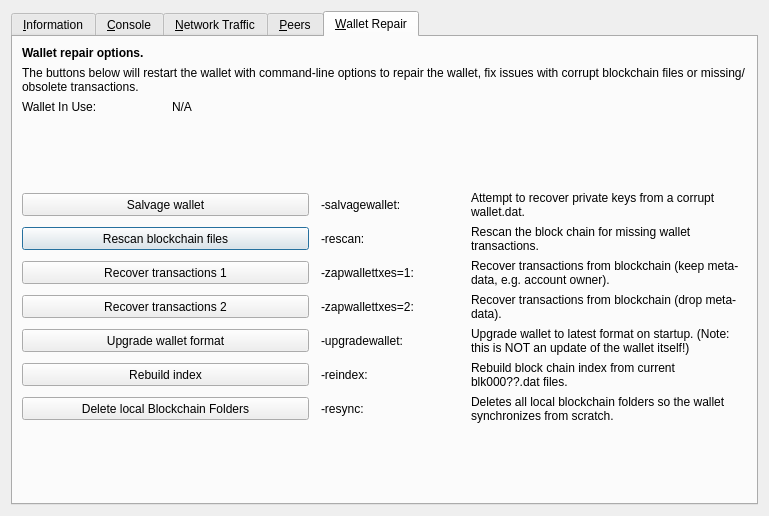
First picture: the form in src/qt/forms/rpcconsole.ui, repository lyricidal/PRCYCoin, before the edit.
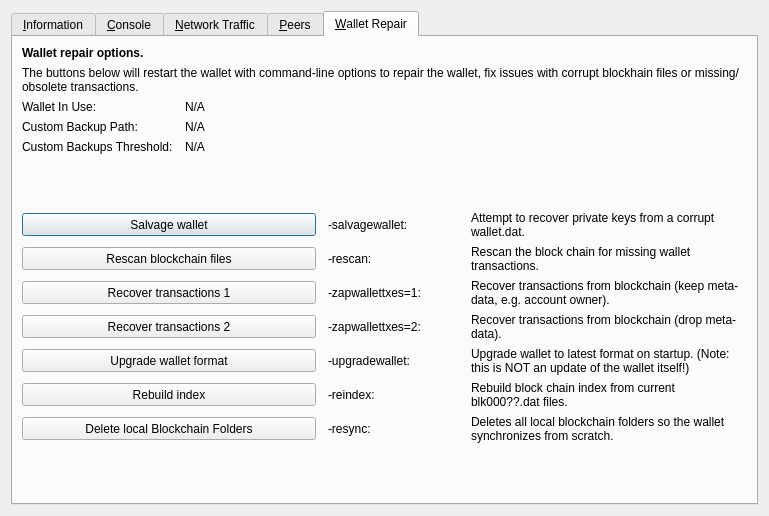
Second picture: the form after the edit. The open tabs and pages were chosen to show the change. Icons and pictures are not drawn. Custom widgets are drawn as their Qt base class.

Commit message:
Display -backuppath, -custombackupthreshold in wallet repair menu
also fix segfault when permission denied since trying to create directories before checking permissions

```diff
--- a/src/qt/forms/rpcconsole.ui
+++ b/src/qt/forms/rpcconsole.ui
@@ -1173,76 +1173,6 @@
        <property name="horizontalSpacing">
         <number>12</number>
        </property>
-       <item row="9" column="2">
-        <widget class="QLabel" name="label_repair_reindex_command">
-         <property name="text">
-          <string notr="true">-reindex:</string>
-         </property>
-        </widget>
-       </item>
-       <item row="5" column="0" colspan="2">
-        <widget class="QPushButton" name="btn_rescan">
-         <property name="minimumSize">
-          <size>
-           <width>100</width>
-           <height>23</height>
-          </size>
-         </property>
-         <property name="text">
-          <string>Rescan blockchain files</string>
-         </property>
-        </widget>
-       </item>
-       <item row="9" column="3">
-        <widget class="QLabel" name="label_repair_reindex">
-         <property name="text">
-          <string>Rebuild block chain index from current blk000??.dat files.</string>
-         </property>
-         <property name="wordWrap">
-          <bool>true</bool>
-         </property>
-        </widget>
-       </item>
-       <item row="8" column="0" colspan="2">
-        <widget class="QPushButton" name="btn_upgradewallet">
-         <property name="minimumSize">
-          <size>
-           <width>100</width>
-           <height>23</height>
-          </size>
-         </property>
-         <property name="text">
-          <string>Upgrade wallet format</string>
-         </property>
-        </widget>
-       </item>
-       <item row="8" column="2">
-        <widget class="QLabel" name="label_repair_upgrade_command">
-         <property name="text">
-          <string notr="true">-upgradewallet:</string>
-         </property>
-        </widget>
-       </item>
-       <item row="7" column="0" colspan="2">
-        <widget class="QPushButton" name="btn_zapwallettxes2">
-         <property name="minimumSize">
-          <size>
-           <width>100</width>
-           <height>23</height>
-          </size>
-         </property>
-         <property name="text">
-          <string>Recover transactions 2</string>
-         </property>
-        </widget>
-       </item>
-       <item row="6" column="2">
-        <widget class="QLabel" name="label_repair_zap1_command">
-         <property name="text">
-          <string notr="true">-zapwallettxes=1:</string>
-         </property>
-        </widget>
-       </item>
        <item row="1" column="0" colspan="4">
         <widget class="QLabel" name="label_repair_helptext">
          <property name="font">
@@ -1252,33 +1182,13 @@
           </font>
          </property>
          <property name="text">
-          <string>The buttons below will restart the wallet with command-line options to repair the wallet, fix issues with corrupt blockchain files or missing/obsolete transactions.</string>
+          <string>The buttons below will restart the wallet with command-line options to repair the wallet, fix issues with corrupt blockhain files or missing/obsolete transactions.</string>
          </property>
          <property name="wordWrap">
           <bool>true</bool>
          </property>
         </widget>
        </item>
-       <item row="4" column="0" colspan="2">
-        <widget class="QPushButton" name="btn_salvagewallet">
-         <property name="minimumSize">
-          <size>
-           <width>100</width>
-           <height>23</height>
-          </size>
-         </property>
-         <property name="text">
-          <string>Salvage wallet</string>
-         </property>
-        </widget>
-       </item>
-       <item row="7" column="2">
-        <widget class="QLabel" name="label_repair_zap2_command">
-         <property name="text">
-          <string notr="true">-zapwallettxes=2:</string>
-         </property>
-        </widget>
-       </item>
        <item row="2" column="0">
         <widget class="QLabel" name="wallet_path_label">
          <property name="text">
@@ -1286,47 +1196,66 @@
          </property>
         </widget>
        </item>
-       <item row="5" column="3">
-        <widget class="QLabel" name="label_repair_rescan">
-         <property name="text">
-          <string>Rescan the block chain for missing wallet transactions.</string>
+       <item row="2" column="1" colspan="3">
+        <widget class="QLabel" name="wallet_path">
+         <property name="cursor">
+          <cursorShape>IBeamCursor</cursorShape>
          </property>
-         <property name="wordWrap">
-          <bool>true</bool>
-         </property>
-        </widget>
-       </item>
-       <item row="4" column="3">
-        <widget class="QLabel" name="label_repair_salvage">
          <property name="text">
-          <string>Attempt to recover private keys from a corrupt wallet.dat.</string>
+          <string>N/A</string>
          </property>
-         <property name="wordWrap">
-          <bool>true</bool>
+         <property name="textFormat">
+          <enum>Qt::PlainText</enum>
          </property>
-        </widget>
-       </item>
-       <item row="7" column="3">
-        <widget class="QLabel" name="label_repair_zap2">
-         <property name="text">
-          <string>Recover transactions from blockchain (drop meta-data).</string>
+         <property name="textInteractionFlags">
+          <set>Qt::LinksAccessibleByMouse|Qt::TextSelectableByKeyboard|Qt::TextSelectableByMouse</set>
          </property>
-         <property name="wordWrap">
-          <bool>true</bool>
-         </property>
         </widget>
        </item>
-       <item row="6" column="3">
-        <widget class="QLabel" name="label_repair_zap1">
-         <property name="text">
-          <string>Recover transactions from blockchain (keep meta-data, e.g. account owner).</string>
+       <item row="3" column="0">
+        <widget class="QLabel" name="wallet_custombackuppath_label">
+         <property name="visible">
+          <bool>false</bool>
          </property>
-         <property name="wordWrap">
-          <bool>true</bool>
+         <property name="text">
+          <string>Custom Backup Path:</string>
          </property>
         </widget>
        </item>
        <item row="6" column="0" colspan="2">
+        <widget class="QPushButton" name="btn_salvagewallet">
+         <property name="minimumSize">
+          <size>
+           <width>100</width>
+           <height>23</height>
+          </size>
+         </property>
+         <property name="text">
+          <string>Salvage wallet</string>
+         </property>
+        </widget>
+       </item>
+       <item row="6" column="2">
+        <widget class="QLabel" name="label_repair_salvage_command">
+         <property name="text">
+          <string notr="true">-salvagewallet:</string>
+         </property>
+        </widget>
+       </item>
+       <item row="0" column="0" colspan="4">
+        <widget class="QLabel" name="label_repair_header">
+         <property name="font">
+          <font>
+           <weight>75</weight>
+           <bold>true</bold>
+          </font>
+         </property>
+         <property name="text">
+          <string>Wallet repair options.</string>
+         </property>
+        </widget>
+       </item>
+       <item row="8" column="0" colspan="2">
         <widget class="QPushButton" name="btn_zapwallettxes1">
          <property name="minimumSize">
           <size>
@@ -1339,50 +1268,133 @@
          </property>
         </widget>
        </item>
+       <item row="8" column="2">
+        <widget class="QLabel" name="label_repair_zap1_command">
+         <property name="text">
+          <string notr="true">-zapwallettxes=1:</string>
+         </property>
+        </widget>
+       </item>
+       <item row="8" column="3">
+        <widget class="QLabel" name="label_repair_zap1">
+         <property name="text">
+          <string>Recover transactions from blockchain (keep meta-data, e.g. account owner).</string>
+         </property>
+         <property name="wordWrap">
+          <bool>true</bool>
+         </property>
+        </widget>
+       </item>
+       <item row="10" column="0" colspan="2">
+        <widget class="QPushButton" name="btn_upgradewallet">
+         <property name="minimumSize">
+          <size>
+           <width>100</width>
+           <height>23</height>
+          </size>
+         </property>
+         <property name="text">
+          <string>Upgrade wallet format</string>
+         </property>
+        </widget>
+       </item>
        <item row="10" column="2">
+        <widget class="QLabel" name="label_repair_upgrade_command">
+         <property name="text">
+          <string notr="true">-upgradewallet:</string>
+         </property>
+        </widget>
+       </item>
+       <item row="10" column="3">
+        <widget class="QLabel" name="label_repair_upgrade">
+         <property name="text">
+          <string>Upgrade wallet to latest format on startup. (Note: this is NOT an update of the wallet itself!)</string>
+         </property>
+         <property name="wordWrap">
+          <bool>true</bool>
+         </property>
+        </widget>
+       </item>
+       <item row="11" column="0" colspan="2">
+        <widget class="QPushButton" name="btn_reindex">
+         <property name="minimumSize">
+          <size>
+           <width>100</width>
+           <height>23</height>
+          </size>
+         </property>
+         <property name="text">
+          <string>Rebuild index</string>
+         </property>
+        </widget>
+       </item>
+       <item row="3" column="1" colspan="3">
+        <widget class="QLabel" name="wallet_custombackuppath">
+         <property name="cursor">
+          <cursorShape>IBeamCursor</cursorShape>
+         </property>
+         <property name="visible">
+          <bool>false</bool>
+         </property>
+         <property name="text">
+          <string>N/A</string>
+         </property>
+         <property name="textFormat">
+          <enum>Qt::PlainText</enum>
+         </property>
+         <property name="textInteractionFlags">
+          <set>Qt::LinksAccessibleByMouse|Qt::TextSelectableByKeyboard|Qt::TextSelectableByMouse</set>
+         </property>
+        </widget>
+       </item>
+       <item row="9" column="0" colspan="2">
+        <widget class="QPushButton" name="btn_zapwallettxes2">
+         <property name="minimumSize">
+          <size>
+           <width>100</width>
+           <height>23</height>
+          </size>
+         </property>
+         <property name="text">
+          <string>Recover transactions 2</string>
+         </property>
+        </widget>
+       </item>
+       <item row="9" column="2">
+        <widget class="QLabel" name="label_repair_zap2_command">
+         <property name="text">
+          <string notr="true">-zapwallettxes=2:</string>
+         </property>
+        </widget>
+       </item>
+       <item row="9" column="3">
+        <widget class="QLabel" name="label_repair_zap2">
+         <property name="text">
+          <string>Recover transactions from blockchain (drop meta-data).</string>
+         </property>
+         <property name="wordWrap">
+          <bool>true</bool>
+         </property>
+        </widget>
+       </item>
+       <item row="4" column="0">
+        <widget class="QLabel" name="wallet_custombackupthreshold_label">
+         <property name="visible">
+          <bool>false</bool>
+         </property>
+         <property name="text">
+          <string>Custom Backups Threshold:</string>
+         </property>
+        </widget>
+       </item>
+       <item row="12" column="2">
         <widget class="QLabel" name="label_repair_resync_command">
          <property name="text">
           <string>-resync:</string>
          </property>
         </widget>
        </item>
-       <item row="2" column="1" colspan="3">
-        <widget class="QLabel" name="wallet_path">
-         <property name="cursor">
-          <cursorShape>IBeamCursor</cursorShape>
-         </property>
-         <property name="text">
-          <string>N/A</string>
-         </property>
-         <property name="textFormat">
-          <enum>Qt::PlainText</enum>
-         </property>
-         <property name="textInteractionFlags">
-          <set>Qt::LinksAccessibleByMouse|Qt::TextSelectableByKeyboard|Qt::TextSelectableByMouse</set>
-         </property>
-        </widget>
-       </item>
-       <item row="10" column="0" colspan="2">
-        <widget class="QPushButton" name="btn_resync">
-         <property name="minimumSize">
-          <size>
-           <width>100</width>
-           <height>23</height>
-          </size>
-         </property>
-         <property name="text">
-          <string>Delete local Blockchain Folders</string>
-         </property>
-        </widget>
-       </item>
-       <item row="4" column="2">
-        <widget class="QLabel" name="label_repair_salvage_command">
-         <property name="text">
-          <string notr="true">-salvagewallet:</string>
-         </property>
-        </widget>
-       </item>
-       <item row="10" column="3">
+       <item row="12" column="3">
         <widget class="QLabel" name="label_repair_resync">
          <property name="text">
           <string>Deletes all local blockchain folders so the wallet synchronizes from scratch.</string>
@@ -1392,20 +1404,7 @@
          </property>
         </widget>
        </item>
-       <item row="3" column="0">
-        <spacer name="verticalSpacer_repair1">
-         <property name="orientation">
-          <enum>Qt::Vertical</enum>
-         </property>
-         <property name="sizeHint" stdset="0">
-          <size>
-           <width>10</width>
-           <height>10</height>
-          </size>
-         </property>
-        </spacer>
-       </item>
-       <item row="11" column="0">
+       <item row="13" column="0">
         <spacer name="verticalSpacer_repair2">
          <property name="orientation">
           <enum>Qt::Vertical</enum>
@@ -1418,21 +1417,25 @@
          </property>
         </spacer>
        </item>
-       <item row="0" column="0" colspan="4">
-        <widget class="QLabel" name="label_repair_header">
-         <property name="font">
-          <font>
-           <weight>75</weight>
-           <bold>true</bold>
-          </font>
+       <item row="11" column="2">
+        <widget class="QLabel" name="label_repair_reindex_command">
+         <property name="text">
+          <string notr="true">-reindex:</string>
          </property>
+        </widget>
+       </item>
+       <item row="11" column="3">
+        <widget class="QLabel" name="label_repair_reindex">
          <property name="text">
-          <string>Wallet repair options.</string>
+          <string>Rebuild block chain index from current blk000??.dat files.</string>
          </property>
+         <property name="wordWrap">
+          <bool>true</bool>
+         </property>
         </widget>
        </item>
-       <item row="9" column="0" colspan="2">
-        <widget class="QPushButton" name="btn_reindex">
+       <item row="12" column="0" colspan="2">
+        <widget class="QPushButton" name="btn_resync">
          <property name="minimumSize">
           <size>
            <width>100</width>
@@ -1440,21 +1443,76 @@
           </size>
          </property>
          <property name="text">
-          <string>Rebuild index</string>
+          <string>Delete local Blockchain Folders</string>
          </property>
         </widget>
        </item>
-       <item row="5" column="2">
+       <item row="4" column="1" colspan="3">
+        <widget class="QLabel" name="wallet_custombackupthreshold">
+         <property name="cursor">
+          <cursorShape>IBeamCursor</cursorShape>
+         </property>
+         <property name="visible">
+          <bool>false</bool>
+         </property>
+         <property name="text">
+          <string>N/A</string>
+         </property>
+         <property name="textFormat">
+          <enum>Qt::PlainText</enum>
+         </property>
+         <property name="textInteractionFlags">
+          <set>Qt::LinksAccessibleByMouse|Qt::TextSelectableByKeyboard|Qt::TextSelectableByMouse</set>
+         </property>
+        </widget>
+       </item>
+       <item row="5" column="0">
+        <spacer name="verticalSpacer_repair1">
+         <property name="orientation">
+          <enum>Qt::Vertical</enum>
+         </property>
+         <property name="sizeHint" stdset="0">
+          <size>
+           <width>10</width>
+           <height>10</height>
+          </size>
+         </property>
+        </spacer>
+       </item>
+       <item row="6" column="3">
+        <widget class="QLabel" name="label_repair_salvage">
+         <property name="text">
+          <string>Attempt to recover private keys from a corrupt wallet.dat.</string>
+         </property>
+         <property name="wordWrap">
+          <bool>true</bool>
+         </property>
+        </widget>
+       </item>
+       <item row="7" column="0" colspan="2">
+        <widget class="QPushButton" name="btn_rescan">
+         <property name="minimumSize">
+          <size>
+           <width>100</width>
+           <height>23</height>
+          </size>
+         </property>
+         <property name="text">
+          <string>Rescan blockchain files</string>
+         </property>
+        </widget>
+       </item>
+       <item row="7" column="2">
         <widget class="QLabel" name="label_repair_rescan_command">
          <property name="text">
           <string notr="true">-rescan:</string>
          </property>
         </widget>
        </item>
-       <item row="8" column="3">
-        <widget class="QLabel" name="label_repair_upgrade">
+       <item row="7" column="3">
+        <widget class="QLabel" name="label_repair_rescan">
          <property name="text">
-          <string>Upgrade wallet to latest format on startup. (Note: this is NOT an update of the wallet itself!)</string>
+          <string>Rescan the block chain for missing wallet transactions.</string>
          </property>
          <property name="wordWrap">
           <bool>true</bool>
```
Left out of the diff: 119 changed lines with no effect on the pictures. The commit also changes 3 other files.
